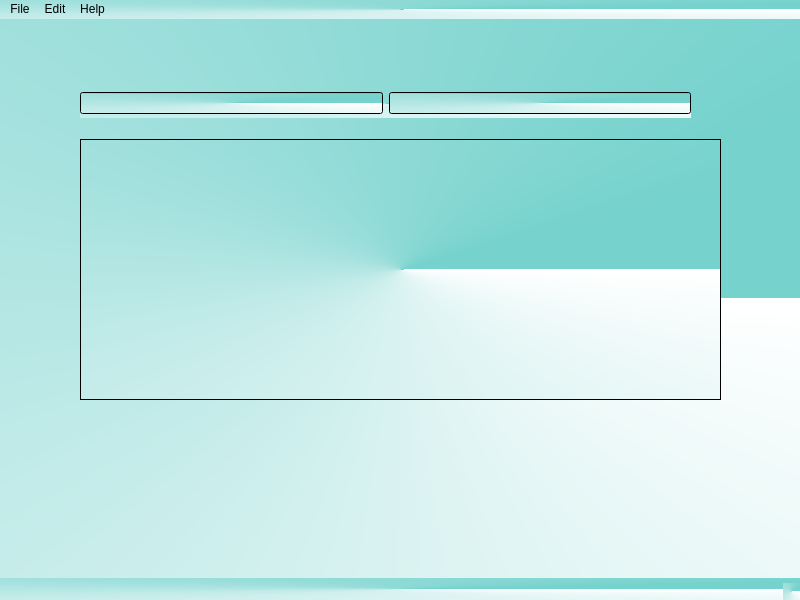
Above: registration.ui from chidelmun/SNI before the change. Below: the same form after it.
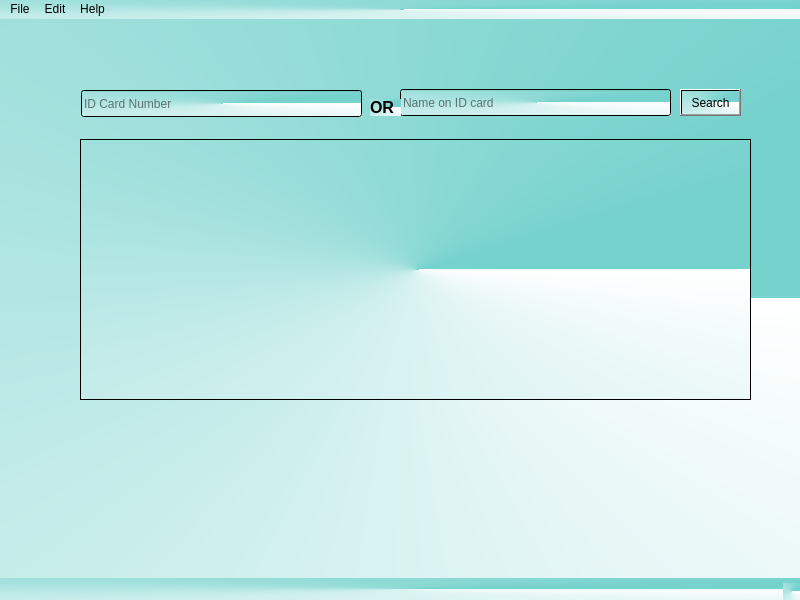
That is the form after the change.

Commit message: Added Search Item menu

```diff
--- a/registration.ui
+++ b/registration.ui
@@ -22,28 +22,72 @@
      <rect>
       <x>80</x>
       <y>120</y>
-      <width>641</width>
+      <width>671</width>
       <height>261</height>
      </rect>
     </property>
    </widget>
-   <widget class="QWidget" name="">
+   <widget class="QLineEdit" name="lineEdit">
     <property name="geometry">
      <rect>
-      <x>80</x>
+      <x>81</x>
+      <y>71</y>
+      <width>281</width>
+      <height>27</height>
+     </rect>
+    </property>
+    <property name="placeholderText">
+     <string>ID Card Number</string>
+    </property>
+   </widget>
+   <widget class="QLineEdit" name="lineEdit_2">
+    <property name="geometry">
+     <rect>
+      <x>400</x>
       <y>70</y>
-      <width>611</width>
-      <height>29</height>
+      <width>271</width>
+      <height>27</height>
      </rect>
     </property>
-    <layout class="QHBoxLayout" name="horizontalLayout">
-     <item>
-      <widget class="QLineEdit" name="lineEdit"/>
-     </item>
-     <item>
-      <widget class="QLineEdit" name="lineEdit_2"/>
-     </item>
-    </layout>
+    <property name="placeholderText">
+     <string>Name on ID card</string>
+    </property>
+   </widget>
+   <widget class="QLabel" name="label">
+    <property name="geometry">
+     <rect>
+      <x>370</x>
+      <y>80</y>
+      <width>31</width>
+      <height>17</height>
+     </rect>
+    </property>
+    <property name="font">
+     <font>
+      <pointsize>12</pointsize>
+      <weight>75</weight>
+      <bold>true</bold>
+     </font>
+    </property>
+    <property name="text">
+     <string>OR</string>
+    </property>
+    <property name="textFormat">
+     <enum>Qt::AutoText</enum>
+    </property>
+   </widget>
+   <widget class="QPushButton" name="pushButton">
+    <property name="geometry">
+     <rect>
+      <x>680</x>
+      <y>70</y>
+      <width>61</width>
+      <height>27</height>
+     </rect>
+    </property>
+    <property name="text">
+     <string>Search</string>
+    </property>
    </widget>
   </widget>
   <widget class="QMenuBar" name="menubar">
```
